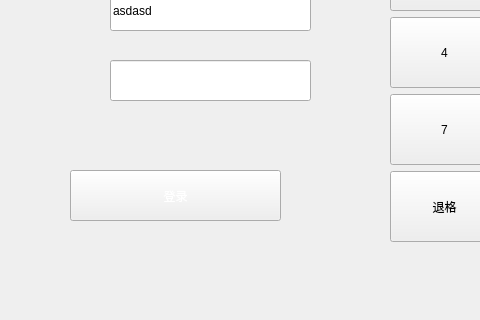
Old version of the form mainwindow.ui in the repository oxiaom/arm_sine; both pictures show x 0 to 480 and y 160 to 480 of the 800 by 480 pixel window.
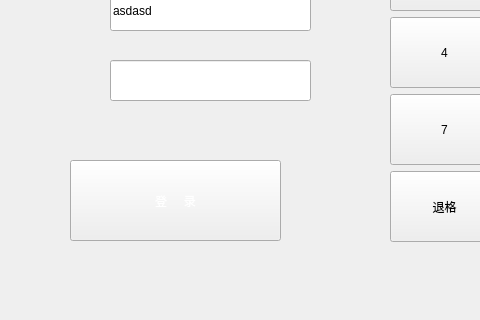
New version of the form. Icons and pictures are not drawn.

Patch:
```diff
--- a/mainwindow.ui
+++ b/mainwindow.ui
@@ -21,9 +21,9 @@
     <property name="geometry">
      <rect>
       <x>70</x>
-      <y>330</y>
+      <y>320</y>
       <width>211</width>
-      <height>51</height>
+      <height>81</height>
      </rect>
     </property>
     <property name="styleSheet">
@@ -31,7 +31,7 @@
 border-image: url(:/s1 (5).png);</string>
     </property>
     <property name="text">
-     <string>登录</string>
+     <string>登     录</string>
     </property>
    </widget>
    <widget class="QLabel" name="label">
```
Left out of the diff: 2 changed lines with no effect on the pictures.
